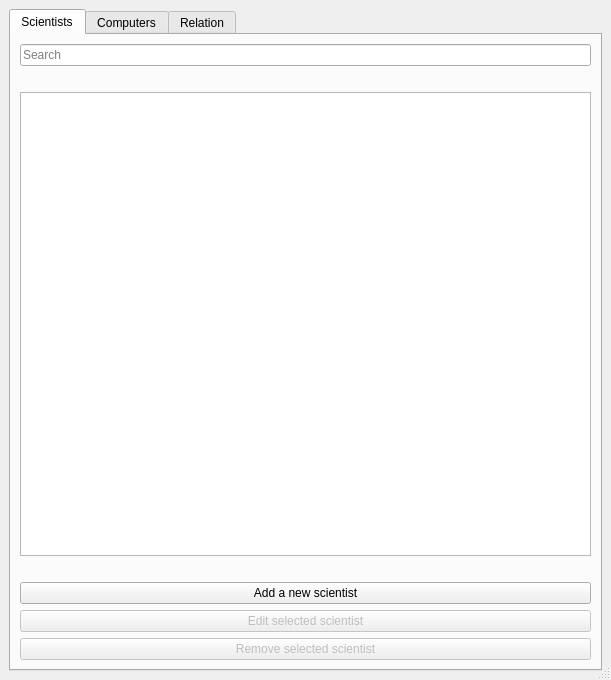
Old version of the form Verklegt/mainmenu.ui in the repository disaerna/T-113-VLN1.
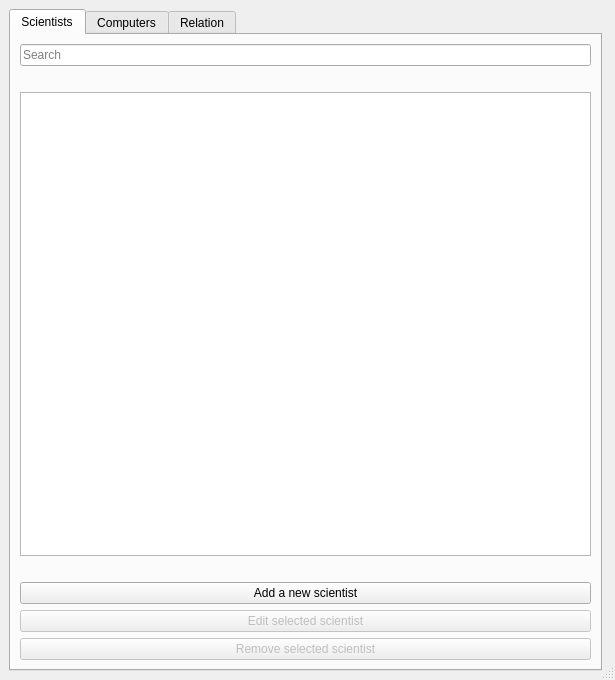
New version of the form. The open tabs and pages were chosen to show the change.

Diff of the .ui file:
```diff
--- a/Verklegt/mainmenu.ui
+++ b/Verklegt/mainmenu.ui
@@ -6,7 +6,7 @@
    <rect>
     <x>0</x>
     <y>0</y>
-    <width>611</width>
+    <width>615</width>
     <height>680</height>
    </rect>
   </property>
@@ -16,12 +16,6 @@
     <height>680</height>
    </size>
   </property>
-  <property name="maximumSize">
-   <size>
-    <width>611</width>
-    <height>680</height>
-   </size>
-  </property>
   <property name="windowTitle">
    <string>Main menu</string>
   </property>
@@ -41,8 +35,8 @@
      <height>680</height>
     </size>
    </property>
-   <layout class="QVBoxLayout" name="verticalLayout_3">
-    <item>
+   <layout class="QGridLayout" name="gridLayout_2">
+    <item row="0" column="0">
      <widget class="QTabWidget" name="Mainmenu_tabs">
       <property name="enabled">
        <bool>true</bool>
```
Left out of the diff: 56 changed lines with no effect on the pictures. Lines whose indentation alone changed are shown as unchanged.
